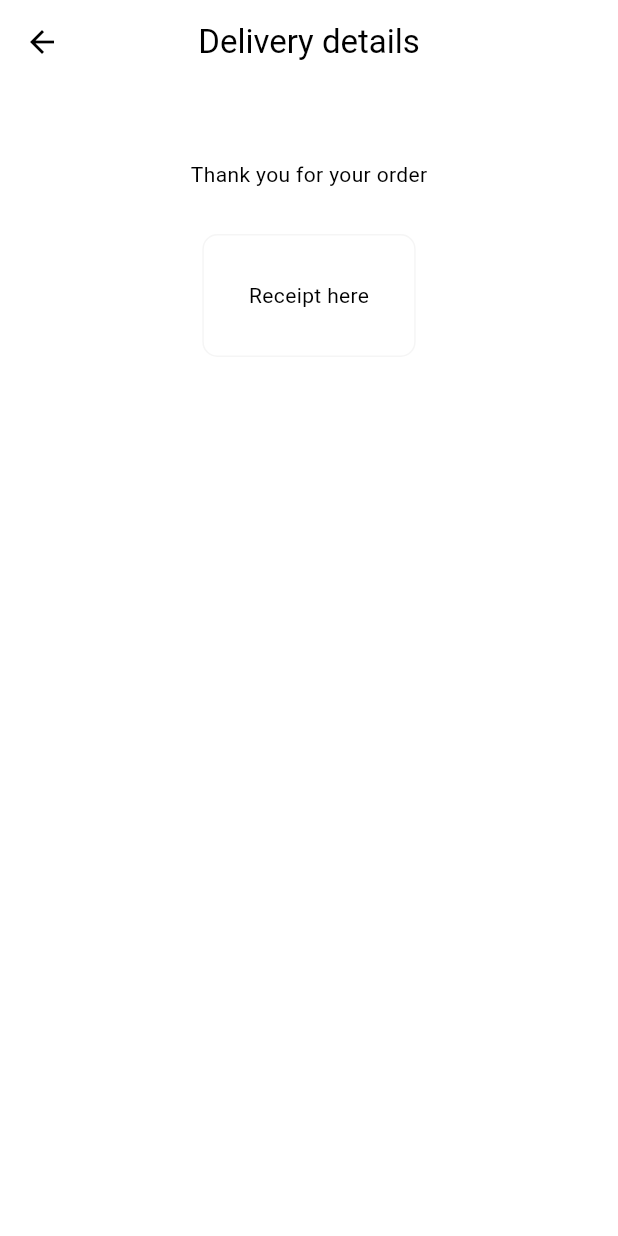
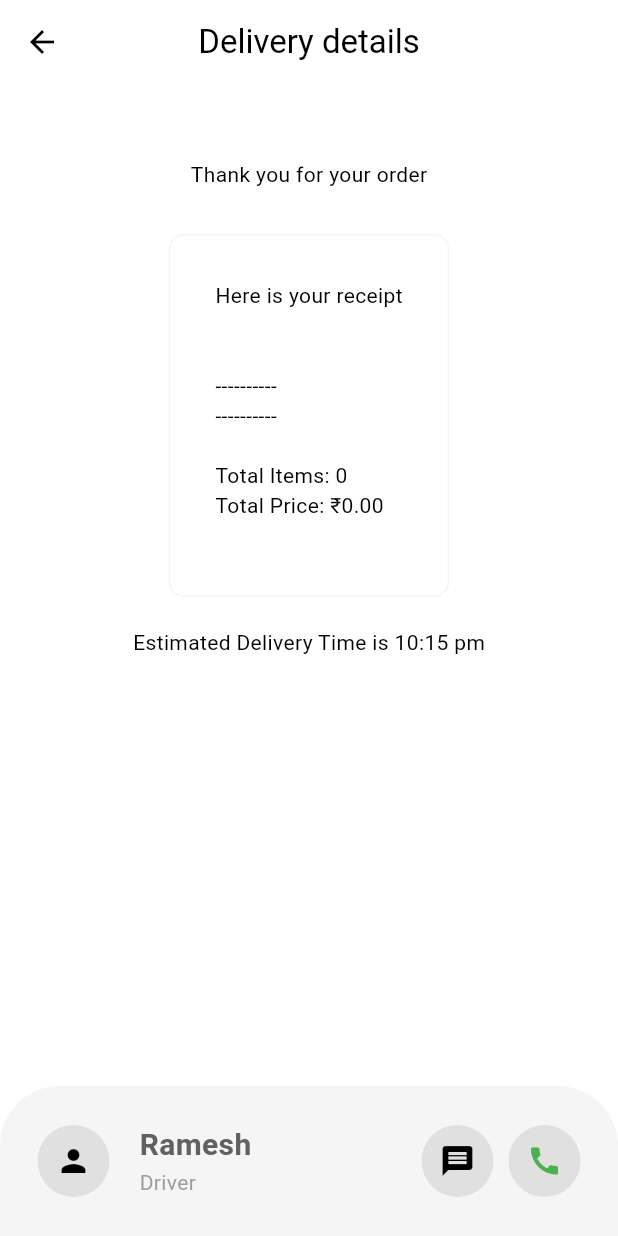
Before and after one commit to jithinbhaskar11/food_delivery_app, a Flutter app: the DeliveryPage screen opened directly, on a phone screen of 412 x 824 dp. Run offline on Flutter 3.47's test engine with Material 3 defaults, Android fonts, the phone set to English and light mode, and no system bars; our stand-ins replace flutter_credit_card.

Commit message:
receipt and delivery page

```diff
--- a/lib/components/my_receipt.dart
+++ b/lib/components/my_receipt.dart
@@ -1,4 +1,6 @@
 import 'package:flutter/material.dart';
+import 'package:food_delivery_app/model/restaurant_model.dart';
+import 'package:provider/provider.dart';
 
 class MyReceipt extends StatelessWidget {
   const MyReceipt({super.key});
@@ -18,8 +20,12 @@ class MyReceipt extends StatelessWidget {
               border: Border.all(color: Theme.of(context).colorScheme.secondary),
               borderRadius: BorderRadius.circular(10)
             ),
-            child: Text('Receipt here'),
-          )
+            child: Consumer<Restaurant>(builder: (context, restaurant, child) =>
+              Text(restaurant.displayReceipt())
+              ,),
+          ),
+          SizedBox(height: 20,),
+          Text('Estimated Delivery Time is 10:15 pm')
         ],
       ),
     ),
--- a/lib/model/restaurant_model.dart
+++ b/lib/model/restaurant_model.dart
@@ -350,8 +350,9 @@ double getTotalPrice(){
     double itemTotal=cartModel.food.price;
 
     for (Addon addon in cartModel.selectedAddons){
+      itemTotal += addon.price;
     }
-    itemTotal += itemTotal*cartModel.qty;
+    total += itemTotal * cartModel.qty;
   }
   return total;
 }
@@ -381,11 +382,28 @@ String displayReceipt(){
 
   //time
   String formatDate=DateFormat('yyyy-MM-dd HH:mm:ss').format(DateTime.now());
+  receipt.writeln();
+  receipt.writeln('----------');
 
-  ///*********///////
+  for(final cartItem in cart){
+    receipt.writeln(
+      "${cartItem.qty} x ${cartItem.food.name} - ${formatPrice(cartItem.food.price)}"
+    );
+
+    if(cartItem.selectedAddons.isNotEmpty){
+      receipt.writeln("Add-ons: ${formatAddons(cartItem.selectedAddons)}");
+    }
+    receipt.writeln();
+  }
+  receipt.writeln('----------');
+  receipt.writeln();
+  receipt.writeln('Total Items: ${getTotalItemCount()}');
+  receipt.writeln('Total Price: ${formatPrice(getTotalPrice())}');
+
+  return receipt.toString();
 }
 
-//format double value into mmoney
+//format double value into   money
 String formatPrice(double price){
   return  "\₹${price.toStringAsFixed(2)}";
 }
--- a/lib/view/cart_page.dart
+++ b/lib/view/cart_page.dart
@@ -58,7 +58,7 @@ class CartPage extends StatelessWidget {
               )),
               Padding(
                 padding: const EdgeInsets.all(8.0),
-                child: MyButton(text: 'Go tocheckout', onTap: (){
+                child: MyButton(text: 'Go to checkout', onTap: (){
                   Navigator.push(context, MaterialPageRoute(builder: (context)=>PaymentPage()));
                 }),
               ),
--- a/lib/view/delivery_page.dart
+++ b/lib/view/delivery_page.dart
@@ -14,9 +14,64 @@ class DeliveryPage extends StatelessWidget {
       ),
       body: Column(
         children: [
-          MyReceipt()
+          MyReceipt(),
         ],
       ),
+     bottomNavigationBar: customBottomNavBar(context),
     );
   }
 }
+
+Widget customBottomNavBar(BuildContext context){
+  return Container(
+    padding: EdgeInsets.all(25),
+    height: 100,
+    decoration: BoxDecoration(
+      color: Theme.of(context).colorScheme.secondary,
+      borderRadius: BorderRadius.only(
+        topLeft: Radius.circular(40),
+        topRight: Radius.circular(40)
+      ),
+    ),
+    child: Row(
+      children: [
+        Container(
+          decoration: BoxDecoration(
+            color: Theme.of(context).colorScheme.background,
+            shape: BoxShape.circle
+          ),
+          child: IconButton(onPressed: (){},icon: Icon(Icons.person),),
+        ),
+        SizedBox(width: 20,),
+        Column(
+          crossAxisAlignment: CrossAxisAlignment.start,
+          children: [
+            Text('Ramesh',style: TextStyle(fontSize: 20,fontWeight: FontWeight.bold,color: Theme.of(context).colorScheme.inversePrimary),),
+            Text('Driver',style: TextStyle(color: Theme.of(context).colorScheme.primary),)
+          ],
+        ),
+        // SizedBox(width: 20,),
+        Spacer(),
+        Row(
+          children: [
+            Container(
+              decoration: BoxDecoration(
+                color: Theme.of(context).colorScheme.background,
+                shape: BoxShape.circle
+              ),
+              child: IconButton(onPressed: (){}, icon: Icon(Icons.message)),
+            ),
+            SizedBox(width: 10,),
+            Container(
+              decoration: BoxDecoration(
+                color: Theme.of(context).colorScheme.background,
+                shape: BoxShape.circle
+              ),
+              child: IconButton(onPressed: (){}, icon: Icon(Icons.call,color: Colors.green,)),
+            )
+          ],
+        )
+      ],
+    ),
+  );
+}
```
